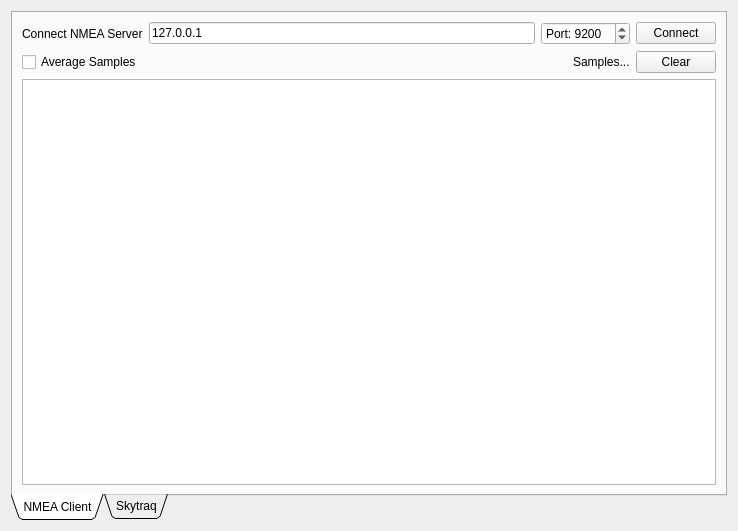
The window that Linux/RC_Car_Tool/basestation.ui (vedderb/rise_sdvp) describes before a commit, drawn with Qt 5.
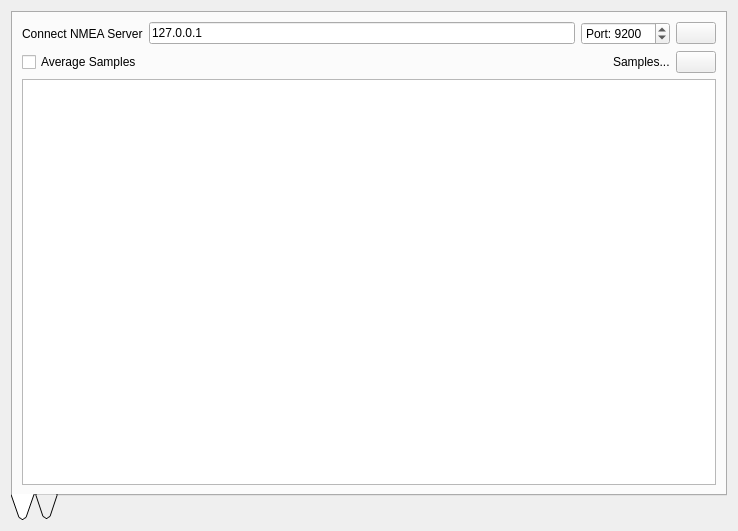
The same window after the commit. Icons and pictures are not drawn.

```diff
--- a/Linux/RC_Car_Tool/basestation.ui
+++ b/Linux/RC_Car_Tool/basestation.ui
@@ -27,6 +27,9 @@
      </property>
      <widget class="QWidget" name="tab">
       <attribute name="title">
+       <string/>
+      </attribute>
+      <attribute name="toolTip">
        <string>NMEA Client</string>
       </attribute>
       <layout class="QVBoxLayout" name="verticalLayout">
@@ -61,9 +64,12 @@
          </item>
          <item>
           <widget class="QPushButton" name="nmeaConnectButton">
-           <property name="text">
+           <property name="toolTip">
             <string>Connect</string>
            </property>
+           <property name="text">
+            <string/>
+           </property>
            <property name="icon">
             <iconset resource="resources.qrc">
              <normaloff>:/models/Icons/Connected-96.png</normaloff>:/models/Icons/Connected-96.png</iconset>
@@ -104,7 +110,7 @@
          <item>
           <widget class="QPushButton" name="nmeaSampleClearButton">
            <property name="text">
-            <string>Clear</string>
+            <string/>
            </property>
            <property name="icon">
             <iconset resource="resources.qrc">
@@ -127,6 +133,9 @@
      </widget>
      <widget class="QWidget" name="tab_2">
       <attribute name="title">
+       <string/>
+      </attribute>
+      <attribute name="toolTip">
        <string>Skytraq</string>
       </attribute>
      </widget>
```
Left out of the diff: 8 changed lines with no effect on the pictures.
